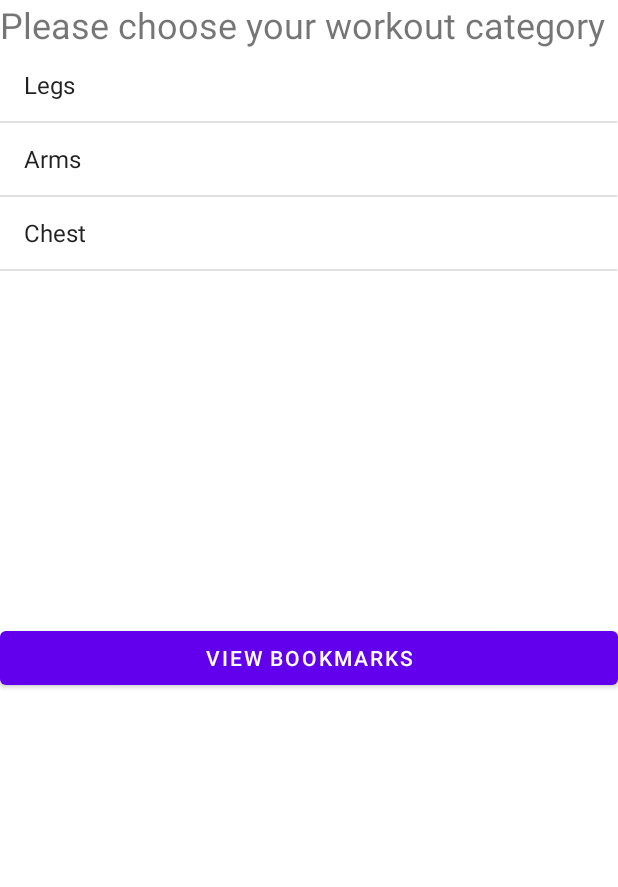
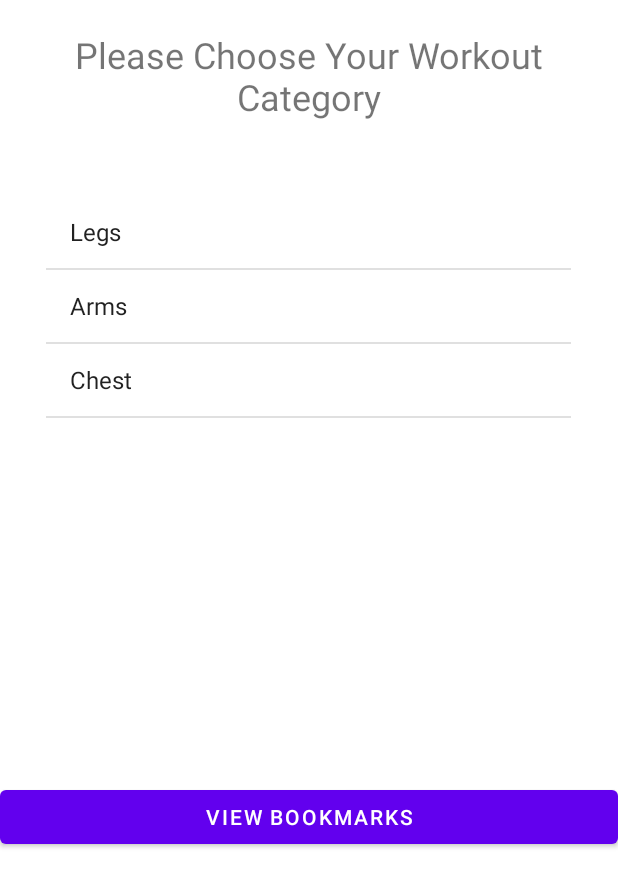
Before and after one commit to MohammedDarawad/QuickWorkout, an Android app: the HomeScreen screen opened directly, with no data from a screen before it, on a phone screen of 412 x 824 dp. Shown: the top 887 px of the screen. Run offline under Robolectric (Android 15) with nearby library versions, the phone set to English and light mode, and no system bars.

Commit message:
initial commit

```diff
--- a/app/src/main/res/layout/activity_home_screen.xml
+++ b/app/src/main/res/layout/activity_home_screen.xml
@@ -1,5 +1,5 @@
 <?xml version="1.0" encoding="utf-8"?>
-<androidx.constraintlayout.widget.ConstraintLayout xmlns:android="http://schemas.android.com/apk/res/android"
+<LinearLayout xmlns:android="http://schemas.android.com/apk/res/android"
     xmlns:app="http://schemas.android.com/apk/res-auto"
     xmlns:tools="http://schemas.android.com/tools"
     android:layout_width="match_parent"
@@ -9,16 +9,18 @@
 
     <TextView
         android:id="@+id/tvHeader"
+        style="@style/header"
         android:layout_width="wrap_content"
         android:layout_height="wrap_content"
-        android:text="Please choose your workout category"
+        android:text="@string/chooseCategoryString"
         android:textSize="24sp"
         app:layout_constraintBottom_toTopOf="@+id/lvCategories" />
 
     <ListView
         android:id="@+id/lvCategories"
-        android:layout_width="411dp"
-        android:layout_height="382dp"
+        style="@style/ListView"
+        android:layout_width="350dp"
+        android:layout_height="360dp"
         app:layout_constraintBottom_toTopOf="@+id/btViewBookmarks"
         tools:layout_editor_absoluteX="0dp">
 
@@ -33,4 +35,4 @@
         tools:layout_editor_absoluteX="-5dp"
         android:onClick="viewBookmarks"/>
 
-</androidx.constraintlayout.widget.ConstraintLayout>
+</LinearLayout>
--- a/app/src/main/res/layout/activity_workout_list.xml
+++ b/app/src/main/res/layout/activity_workout_list.xml
@@ -12,12 +12,14 @@
         android:layout_width="wrap_content"
         android:layout_height="wrap_content"
         android:textSize="24sp"
-        app:layout_constraintBottom_toTopOf="@+id/lvWorkouts" />
+        app:layout_constraintBottom_toTopOf="@+id/lvWorkouts"
+        style="@style/header"/>
 
     <ListView
         android:id="@+id/lvWorkouts"
-        android:layout_width="411dp"
-        android:layout_height="382dp"
+        style="@style/ListView"
+        android:layout_width="350dp"
+        android:layout_height="360dp"
         tools:layout_editor_absoluteX="0dp"
         tools:layout_editor_absoluteY="32dp">
 
--- a/app/src/main/res/values/strings.xml
+++ b/app/src/main/res/values/strings.xml
@@ -12,4 +12,5 @@
     <string name="passwordConfString">Re-Enter Password</string>
     <string name="maleString">Male</string>
     <string name="femaleString">Female</string>
+    <string name="chooseCategoryString">Please Choose Your Workout Category</string>
 </resources>
--- a/app/src/main/res/values/styles.xml
+++ b/app/src/main/res/values/styles.xml
@@ -26,4 +26,11 @@
         <item name="android:gravity">center_horizontal</item>
         <item name="android:textSize">24sp</item>
     </style>
+
+    <style name="ListView">
+        <item name="android:layout_width">wrap_content</item>
+        <item name="android:layout_height">382dp</item>
+        <item name="android:layout_gravity">center_horizontal</item>
+        <item name="android:layout_margin">30dp</item>
+    </style>
 </resources>
```
